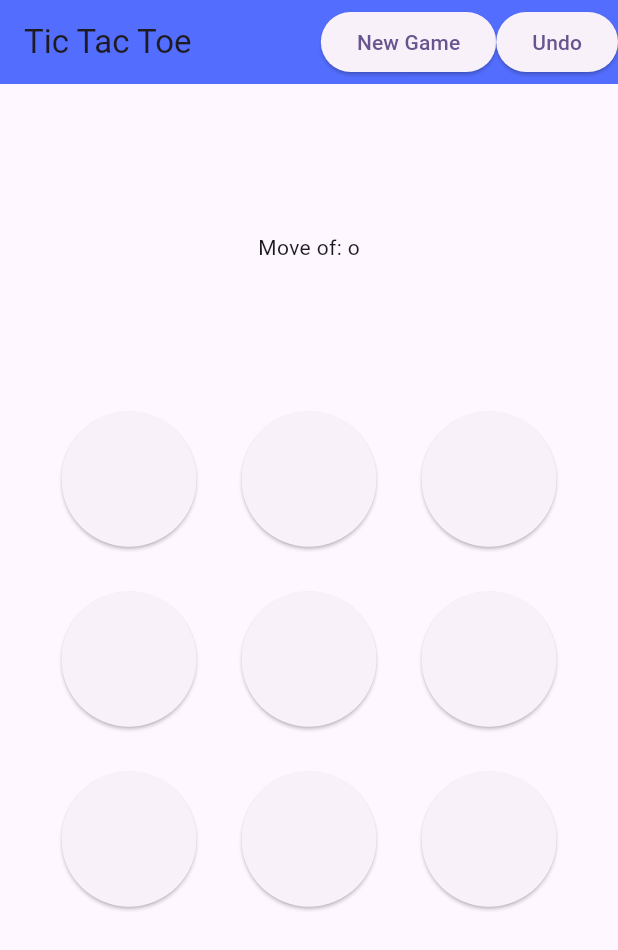
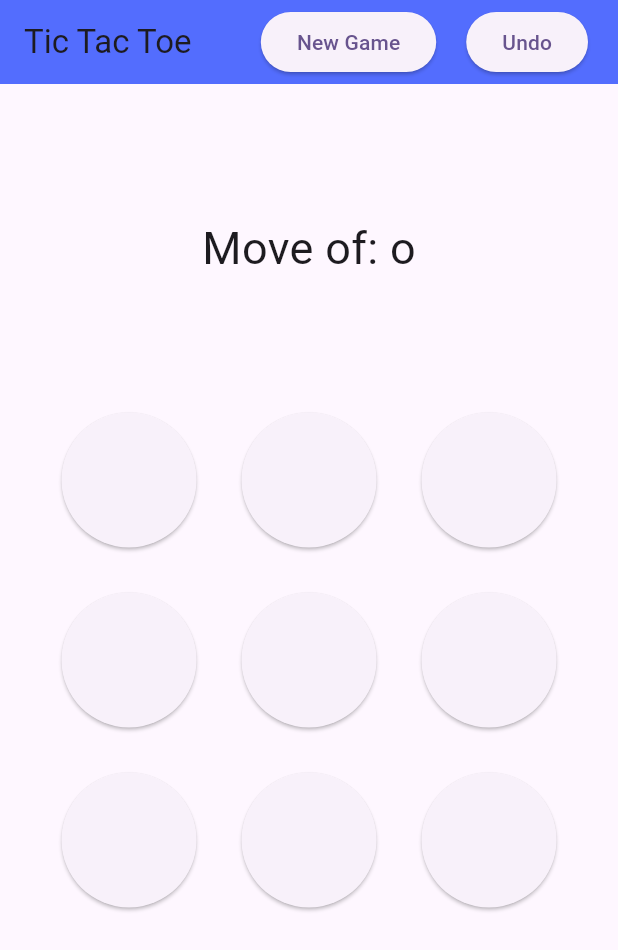
Before and after one commit to SilverDragonOfR/pp, a Flutter app: the screen it shows after launch, after a tap on "Undo", on a phone screen of 412 x 824 dp. Shown: the top 950 px of the screen. Run offline on Flutter 3.47's test engine with Material 2 defaults, Android fonts, the phone set to English and light mode, and no system bars.

Commit message:
Changes to fonts

```diff
--- a/lib/screen/home.dart
+++ b/lib/screen/home.dart
@@ -65,6 +65,7 @@ class _HomeState extends State<Home>
             setState(() {
             });
           }, child: Text("New Game")),
+          SizedBox(width: 20,),
           ElevatedButton(onPressed: ()
           {
             if(history.length>=1 && !isDisabled) {
@@ -109,7 +110,8 @@ class _HomeState extends State<Home>
               setState(() {
               });
             }
-          }, child: Text("Undo"))
+          }, child: Text("Undo")),
+          SizedBox(width: 20,),
         ],
       ),
       body: Center(
@@ -118,7 +120,7 @@ class _HomeState extends State<Home>
           mainAxisAlignment: MainAxisAlignment.spaceEvenly,
           children:
           [
-            Text("Move of: "+turn),
+            Text("Move of: "+turn, style: TextStyle(fontSize: 30),),
             Row(
               crossAxisAlignment: CrossAxisAlignment.center,
               mainAxisAlignment: MainAxisAlignment.center,
@@ -377,7 +379,7 @@ class _HomeState extends State<Home>
                 )
               ],
             ),
-            Text(OverText)
+            Text(OverText, style: TextStyle(fontSize: 30),)
           ],
         ),
       )
```
